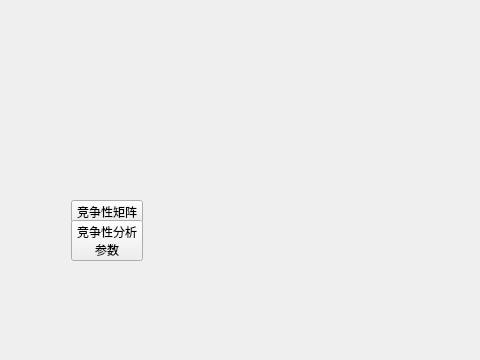
Qt form Step2.ui (albert2lyu/QualityFunctionDeployment) before a commit; both pictures show x 0 to 480 and y 0 to 360 of the 1544 by 610 pixel window.
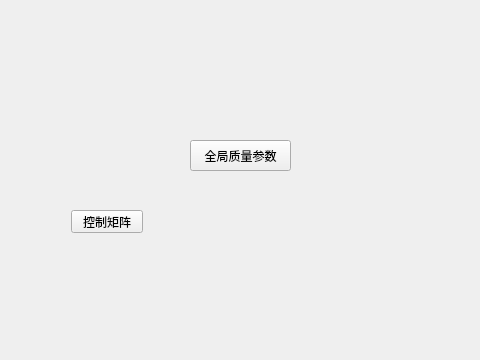
The same form after that commit.

Diff of the .ui file:
```diff
--- a/Step2.ui
+++ b/Step2.ui
@@ -32,7 +32,7 @@
    <property name="geometry">
     <rect>
      <x>10</x>
-     <y>10</y>
+     <y>20</y>
      <width>481</width>
      <height>451</height>
     </rect>
@@ -52,16 +52,16 @@
      </font>
     </property>
     <property name="text">
-     <string>竞争性矩阵</string>
+     <string>控制矩阵</string>
     </property>
    </widget>
    <widget class="QPushButton" name="pushButton_2">
     <property name="geometry">
      <rect>
-      <x>61</x>
-      <y>210</y>
-      <width>72</width>
-      <height>41</height>
+      <x>180</x>
+      <y>120</y>
+      <width>101</width>
+      <height>31</height>
      </rect>
     </property>
     <property name="font">
@@ -70,8 +70,7 @@
      </font>
     </property>
     <property name="text">
-     <string>竞争性分析
-参数</string>
+     <string>全局质量参数</string>
     </property>
    </widget>
   </widget>
```
